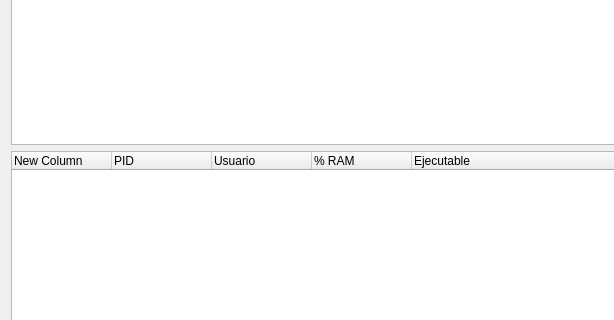
gwolf/clase-sistop-2017-01, file proyectos/Proyecto_Erik_Sebastian/MonitorRAM/mainwindow.ui: the form before one commit; both pictures show x 0 to 614 and y 159 to 479 of the 1060 by 623 pixel window.
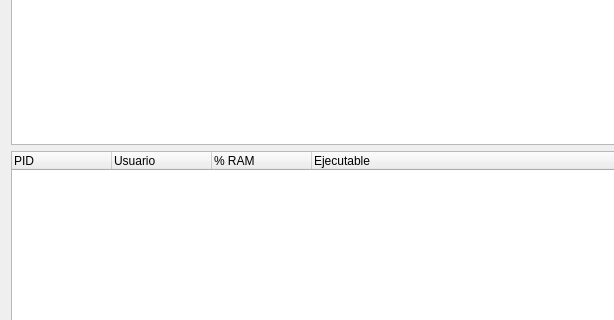
The form after the commit.

Diff of the .ui file:
```diff
--- a/proyectos/Proyecto_Erik_Sebastian/MonitorRAM/mainwindow.ui
+++ b/proyectos/Proyecto_Erik_Sebastian/MonitorRAM/mainwindow.ui
@@ -20,11 +20,6 @@
     </item>
     <item>
      <widget class="QTreeWidget" name="treeWidget">
-      <column>
-       <property name="text">
-        <string>New Column</string>
-       </property>
-      </column>
       <column>
        <property name="text">
         <string>PID</string>
```
